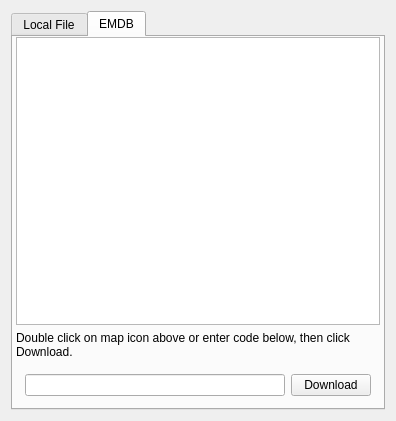
The window that arachnid/core/gui/pyui/ReferenceUI.ui (ezralanglois/arachnid) describes before a commit, drawn with Qt 5.
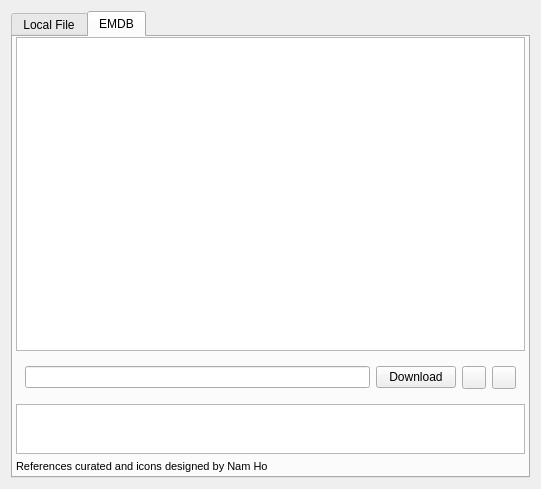
The same window after the commit. The open tabs and pages were chosen to show the change. Icons and pictures are not drawn.

What changed in the file:
```diff
--- a/arachnid/core/gui/pyui/ReferenceUI.ui
+++ b/arachnid/core/gui/pyui/ReferenceUI.ui
@@ -6,8 +6,8 @@
    <rect>
     <x>0</x>
     <y>0</y>
-    <width>396</width>
-    <height>421</height>
+    <width>541</width>
+    <height>489</height>
    </rect>
   </property>
   <property name="windowTitle">
@@ -179,21 +179,15 @@
          </property>
         </widget>
        </item>
-       <item>
-        <widget class="QLabel" name="label">
-         <property name="text">
-          <string>Double click on map icon above or enter code below, then click Download.</string>
-         </property>
-         <property name="wordWrap">
-          <bool>true</bool>
-         </property>
-        </widget>
-       </item>
        <item>
         <widget class="QWidget" name="widget_8" native="true">
          <layout class="QHBoxLayout" name="horizontalLayout_3">
           <item>
-           <widget class="QLineEdit" name="emdbNumberLineEdit"/>
+           <widget class="QLineEdit" name="emdbNumberLineEdit">
+            <property name="toolTip">
+             <string>Enter the EMDB Accession Number</string>
+            </property>
+           </widget>
           </item>
           <item>
            <widget class="QPushButton" name="emdbDownloadPushButton">
@@ -203,11 +197,81 @@
             <property name="autoDefault">
              <bool>false</bool>
             </property>
+            <property name="flat">
+             <bool>false</bool>
+            </property>
+           </widget>
+          </item>
+          <item>
+           <widget class="QToolButton" name="openURLToolButton">
+            <property name="toolTip">
+             <string>Open the Webpage corresponding to the EMDB accession code</string>
+            </property>
+            <property name="text">
+             <string/>
+            </property>
+            <property name="icon">
+             <iconset resource="../icons/icons.qrc">
+              <normaloff>:/mini/mini/world_link.png</normaloff>:/mini/mini/world_link.png</iconset>
+            </property>
+           </widget>
+          </item>
+          <item>
+           <widget class="QToolButton" name="downloadInformationToolButton">
+            <property name="text">
+             <string/>
+            </property>
+            <property name="icon">
+             <iconset resource="../icons/icons.qrc">
+              <normaloff>:/mini/mini/information.png</normaloff>:/mini/mini/information.png</iconset>
+            </property>
            </widget>
           </item>
          </layout>
         </widget>
        </item>
+       <item>
+        <widget class="QPlainTextEdit" name="mapInfoPlainTextEdit">
+         <property name="sizePolicy">
+          <sizepolicy hsizetype="Expanding" vsizetype="Maximum">
+           <horstretch>0</horstretch>
+           <verstretch>0</verstretch>
+          </sizepolicy>
+         </property>
+         <property name="minimumSize">
+          <size>
+           <width>0</width>
+           <height>0</height>
+          </size>
+         </property>
+         <property name="maximumSize">
+          <size>
+           <width>16777215</width>
+           <height>50</height>
+          </size>
+         </property>
+         <property name="toolTip">
+          <string>Citation for the chosen reference (unless you manually entered the code!)</string>
+         </property>
+         <property name="plainText">
+          <string/>
+         </property>
+         <property name="overwriteMode">
+          <bool>true</bool>
+         </property>
+        </widget>
+       </item>
+       <item>
+        <widget class="QLabel" name="label_3">
+         <property name="text">
+          <string>&lt;!DOCTYPE HTML PUBLIC &quot;-//W3C//DTD HTML 4.0//EN&quot; &quot;http://www.w3.org/TR/REC-html40/strict.dtd&quot;&gt;
+&lt;html&gt;&lt;head&gt;&lt;meta name=&quot;qrichtext&quot; content=&quot;1&quot; /&gt;&lt;style type=&quot;text/css&quot;&gt;
+p, li { white-space: pre-wrap; }
+&lt;/style&gt;&lt;/head&gt;&lt;body style=&quot; font-family:'Lucida Grande'; font-size:13pt; font-weight:400; font-style:normal;&quot;&gt;
+&lt;p style=&quot; margin-top:0px; margin-bottom:0px; margin-left:0px; margin-right:0px; -qt-block-indent:0; text-indent:0px;&quot;&gt;&lt;span style=&quot; font-size:8pt;&quot;&gt;References curated and icons designed by Nam Ho&lt;/span&gt;&lt;/p&gt;&lt;/body&gt;&lt;/html&gt;</string>
+         </property>
+        </widget>
+       </item>
       </layout>
      </widget>
     </widget>
```
Left out of the diff: 82 changed lines with no effect on the pictures.
